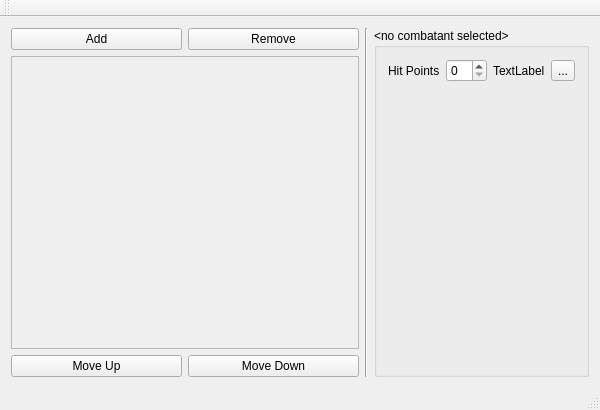
First picture: the form in EncounterManager.ui, repository smithbt/EncounterManager, before the edit.
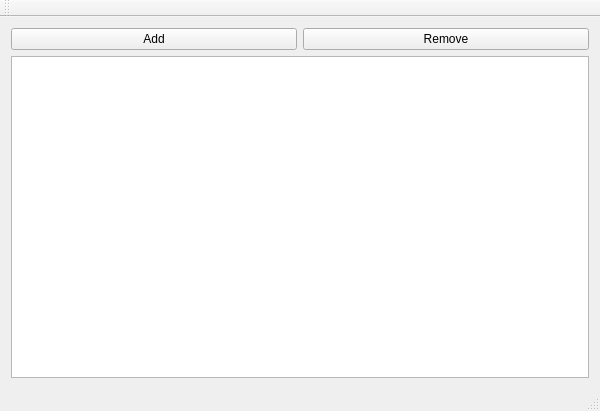
Second picture: the form after the edit.

```diff
--- a/EncounterManager.ui
+++ b/EncounterManager.ui
@@ -7,7 +7,7 @@
     <x>0</x>
     <y>0</y>
     <width>600</width>
-    <height>410</height>
+    <height>411</height>
    </rect>
   </property>
   <property name="windowTitle">
@@ -36,86 +36,23 @@
        </layout>
       </item>
       <item>
-       <widget class="QScrollArea" name="scrollArea">
-        <property name="widgetResizable">
-         <bool>true</bool>
+       <widget class="QTableView" name="combatantTableView">
+        <property name="editTriggers">
+         <set>QAbstractItemView::NoEditTriggers</set>
         </property>
-        <widget class="QWidget" name="scrollAreaWidgetContents">
-         <property name="geometry">
-          <rect>
-           <x>0</x>
-           <y>0</y>
-           <width>369</width>
-           <height>273</height>
-          </rect>
-         </property>
-        </widget>
+        <property name="selectionMode">
+         <enum>QAbstractItemView::SingleSelection</enum>
+        </property>
+        <property name="selectionBehavior">
+         <enum>QAbstractItemView::SelectRows</enum>
+        </property>
+        <attribute name="horizontalHeaderVisible">
+         <bool>false</bool>
+        </attribute>
        </widget>
       </item>
-      <item>
-       <layout class="QHBoxLayout" name="horizontalLayout">
-        <item>
-         <widget class="QPushButton" name="upButton">
-          <property name="text">
-           <string>Move Up</string>
-          </property>
-         </widget>
-        </item>
-        <item>
-         <widget class="QPushButton" name="downButton">
-          <property name="text">
-           <string>Move Down</string>
-          </property>
-         </widget>
-        </item>
-       </layout>
-      </item>
      </layout>
     </item>
-    <item>
-     <widget class="Line" name="line">
-      <property name="orientation">
-       <enum>Qt::Vertical</enum>
-      </property>
-     </widget>
-    </item>
-    <item>
-     <widget class="QGroupBox" name="currentCombatant">
-      <property name="title">
-       <string>&lt;no combatant selected&gt;</string>
-      </property>
-      <layout class="QFormLayout" name="formLayout">
-       <item row="0" column="0">
-        <widget class="QLabel" name="hp">
-         <property name="text">
-          <string>Hit Points</string>
-         </property>
-        </widget>
-       </item>
-       <item row="0" column="1">
-        <layout class="QHBoxLayout" name="horizontalLayout_4">
-         <item>
-          <widget class="QSpinBox" name="spinBox"/>
-         </item>
-         <item>
-          <widget class="QLabel" name="label_3">
-           <property name="text">
-            <string>TextLabel</string>
-           </property>
-          </widget>
-         </item>
-         <item>
-          <widget class="QToolButton" name="toolButton">
-           <property name="text">
-            <string>...</string>
-           </property>
-          </widget>
-         </item>
-        </layout>
-       </item>
-      </layout>
-     </widget>
-    </item>
    </layout>
   </widget>
   <widget class="QMenuBar" name="menuBar">
```
Left out of the diff: 10 changed lines with no effect on the pictures.
